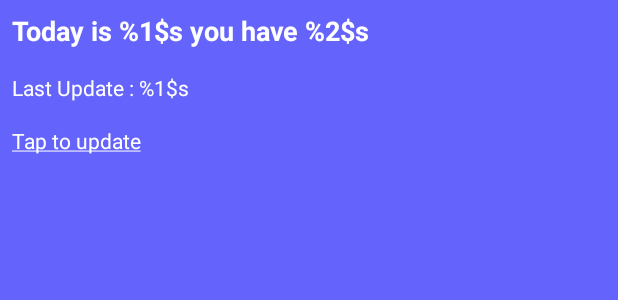
After one commit to sahal-sf/Capstone_Stage2, an Android app: the layout notification.xml on its own in the app's theme, with its tools: preview values and no code run, on a phone screen of 412 x 824 dp. The commit adds this screen. Shown: the top 300 px of the screen. Run offline under Robolectric (Android 15) with nearby library versions, the phone set to English and light mode, and no system bars.

Commit message:
Add Widget

```diff
--- /dev/null
+++ b/app/src/main/res/layout/notification.xml
@@ -0,0 +1,48 @@
+<LinearLayout xmlns:android="http://schemas.android.com/apk/res/android"
+    android:layout_width="match_parent"
+    android:layout_height="match_parent"
+    android:background="@color/transparent_red"
+    android:orientation="vertical"
+    android:padding="@dimen/widget_margin">
+
+    <TextView
+        android:id="@+id/appwidget_text"
+        android:layout_width="wrap_content"
+        android:layout_height="wrap_content"
+        android:layout_centerHorizontal="true"
+        android:layout_centerVertical="true"
+        android:layout_margin="8dp"
+        android:contentDescription="@string/appwidget_text"
+        android:text="@string/appwidget_text"
+        android:textColor="@color/white"
+        android:textSize="18sp"
+        android:textStyle="bold" />
+
+    <LinearLayout
+        android:layout_width="match_parent"
+        android:layout_height="wrap_content"
+        android:orientation="vertical">
+
+        <TextView
+            android:id="@+id/update_value"
+            android:layout_width="match_parent"
+            android:layout_height="wrap_content"
+            android:layout_centerHorizontal="true"
+            android:layout_centerVertical="true"
+            android:layout_margin="8dp"
+            android:text="@string/time"
+            android:textColor="@color/white" />
+
+    </LinearLayout>
+
+    <TextView
+        android:id="@+id/update"
+        android:layout_width="wrap_content"
+        android:layout_height="wrap_content"
+        android:layout_centerHorizontal="true"
+        android:layout_centerVertical="true"
+        android:layout_margin="8dp"
+        android:text="@string/update"
+        android:textColor="@color/white" />
+
+</LinearLayout>
--- a/app/src/main/res/values/colors.xml
+++ b/app/src/main/res/values/colors.xml
@@ -3,4 +3,8 @@
     <color name="colorPrimary">#008577</color>
     <color name="colorPrimaryDark">#00574B</color>
     <color name="colorAccent">#D81B60</color>
+    <color name="transparent_red">#990000FF</color>
+    <color name="DarkBlue">#0000A0</color>
+    <color name="Black">#000000</color>
+    <color name="white">#ffffff</color>
 </resources>
--- a/app/src/main/res/values/strings.xml
+++ b/app/src/main/res/values/strings.xml
@@ -15,5 +15,12 @@
     <string name="exercise_list">Exercise List</string>
     <string name="back_again">Please click BACK again to exit</string>
     <string name="fill_field">Please enter EMAIL and PASSWORD.</string>
+    <string name="add_widget">Add widget</string>
 
+    <string name="update"><u>Tap to update</u></string>
+    <string name="last_update">Last Update</string>
+    <string name="time">Last Update : %1$s</string>
+
+    <string name="Widget_updated">Widget has been updated!</string>
+    <string name="appwidget_text">Today is %1$s you have %2$s</string>
 </resources>
```
Also changed, not shown: app/src/main/AndroidManifest.xml (+11 -3 lines), app/src/main/java/net/sahal/capstone_stage2/Notification.java (added, +58 -0 lines), app/src/main/res/values-v14/dimens.xml (added, +10 -0 lines), app/src/main/res/values/dimens.xml (added, +10 -0 lines), app/src/main/res/xml/notification_info.xml (added, +10 -0 lines), app/src/main/res/drawable-nodpi/example_appwidget_preview.png (added).
